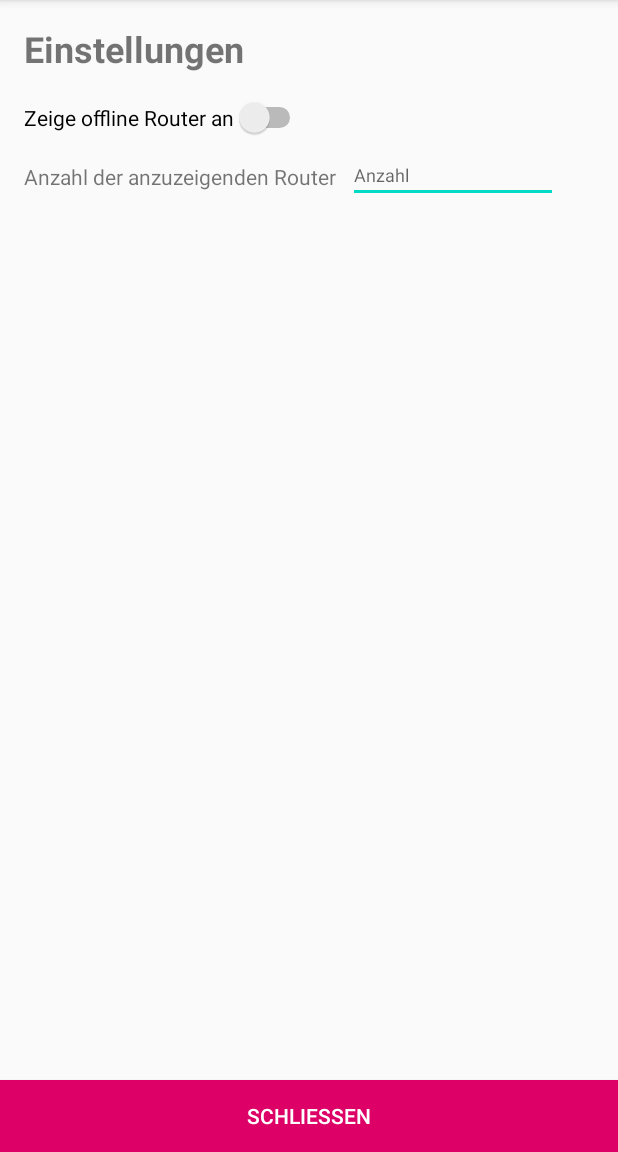
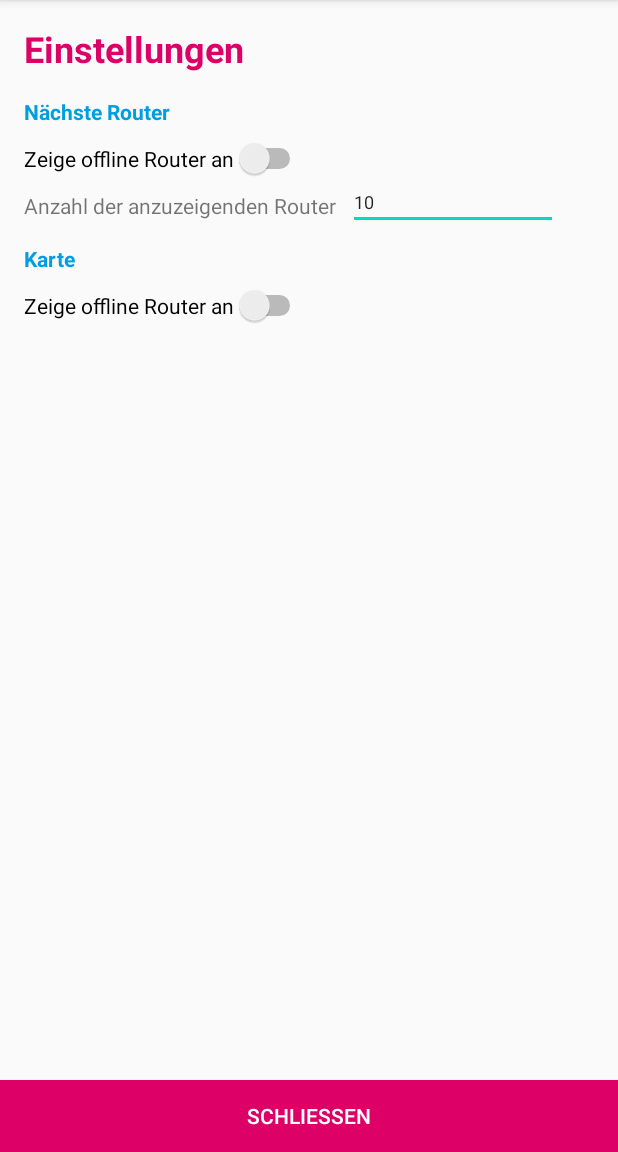
Before and after one commit to mcules/FreifunkFrankenApp, an Android app: the fragment NextApFragment placed in its activity, after a tap on "Einstellungen", on a phone screen of 412 x 824 dp, the part 84-1236 px from its top. Run offline under Robolectric (Android 15) with nearby library versions, the light colour scheme and no system bars.

Commit message:
Settings working

```diff
--- a/app/src/main/java/de/itstall/freifunkfranken/controller/NextApAdapter.java
+++ b/app/src/main/java/de/itstall/freifunkfranken/controller/NextApAdapter.java
@@ -20,23 +20,7 @@ public class NextApAdapter extends RecyclerView.Adapter<NextApAdapter.ViewHolder
     private List<AccessPoint> accessPointList;
 
     public NextApAdapter(List<AccessPoint> aps) {
-        this.accessPointList = sortApList(aps);
-    }
-
-    private List<AccessPoint> sortApList(List<AccessPoint> apList) {
-        for (AccessPoint ap : apList) {
-            //float distance = NextApFragment.myLocationListener.myLocation.distanceTo(ap.getLocation()) / 1000;
-            //ap.setDistance((int) distance / 1000);
-        }
-
-        Collections.sort(apList, new Comparator<AccessPoint>() {
-            @Override
-            public int compare(AccessPoint o1, AccessPoint o2) {
-                return Integer.compare(o1.getDistance(), o2.getDistance());
-            }
-        });
-
-        return apList;
+        this.accessPointList = aps;
     }
 
     @NonNull
--- a/app/src/main/java/de/itstall/freifunkfranken/model/RequestAps.java
+++ b/app/src/main/java/de/itstall/freifunkfranken/model/RequestAps.java
@@ -11,6 +11,8 @@ import java.io.BufferedReader;
 import java.io.File;
 import java.io.FileReader;
 import java.util.ArrayList;
+import java.util.Collections;
+import java.util.Comparator;
 import java.util.List;
 import java.util.Objects;
 
@@ -55,7 +57,26 @@ public class RequestAps {
         }
     }
 
-    public List<AccessPoint> getAccessPointList() {
-        return accessPointList;
+    public List<AccessPoint> getSortedList(boolean showOffline) {
+        List<AccessPoint> newList = new ArrayList<>();
+
+        for (AccessPoint ap : accessPointList) {
+            if(showOffline) {
+                //float distance = NextApFragment.myLocationListener.myLocation.distanceTo(ap.getLocation()) / 1000;
+                //ap.setDistance((int) distance / 1000);
+                newList.add(ap);
+            } else {
+                if(ap.isOnline()) newList.add(ap);
+            }
+        }
+
+        Collections.sort(newList, new Comparator<AccessPoint>() {
+            @Override
+            public int compare(AccessPoint o1, AccessPoint o2) {
+                return Integer.compare(o1.getDistance(), o2.getDistance());
+            }
+        });
+
+        return newList;
     }
 }
--- a/app/src/main/java/de/itstall/freifunkfranken/view/MapsFragment.java
+++ b/app/src/main/java/de/itstall/freifunkfranken/view/MapsFragment.java
@@ -1,5 +1,6 @@
 package de.itstall.freifunkfranken.view;
 
+import android.content.SharedPreferences;
 import android.os.Bundle;
 import android.view.LayoutInflater;
 import android.view.View;
@@ -27,9 +28,9 @@ import de.itstall.freifunkfranken.model.RequestAps;
 
 public class MapsFragment extends Fragment implements OnMapReadyCallback {
     private static final String TAG = MapsFragment.class.getSimpleName();
-    static MyLocationListener myLocationListener;
     private GoogleMap mMap;
     private View rootView;
+    private SharedPreferences sharedPreferences;
 
     @Override
     public void onCreate(Bundle savedInstanceState) {
@@ -40,11 +41,11 @@ public class MapsFragment extends Fragment implements OnMapReadyCallback {
     public View onCreateView(LayoutInflater inflater, ViewGroup container, Bundle savedInstanceState) {
         rootView = inflater.inflate(R.layout.maps_fragment, container, false);
 
-        //myLocationListener = new MyLocationListener(rootView);
-        //myLocationListener.getLocation();
 
         SupportMapFragment mapFragment = (SupportMapFragment) getChildFragmentManager().findFragmentById(R.id.mapFragment);
         if (mapFragment != null) mapFragment.getMapAsync(this);
+
+        sharedPreferences = rootView.getContext().getSharedPreferences("FreifunkFrankenApp", 0);
 
         return rootView;
     }
@@ -53,14 +54,10 @@ public class MapsFragment extends Fragment implements OnMapReadyCallback {
     public void onMapReady(GoogleMap googleMap) {
         mMap = googleMap;
 
-        // Turn on the My Location layer and the related control on the map.
         updateLocationUI();
-
-        // Get the current location of the device and set the position of the map.
         getDeviceLocation();
 
         LatLng schonungen = new LatLng(50.0544, 10.3128);
-        mMap.addMarker(new MarkerOptions().position(schonungen).title("Marker in Schonungen"));
         mMap.moveCamera(CameraUpdateFactory.newLatLngZoom(schonungen, 10));
         mMap.setOnCameraIdleListener(new GoogleMap.OnCameraIdleListener() {
             @Override
@@ -73,13 +70,14 @@ public class MapsFragment extends Fragment implements OnMapReadyCallback {
     }
 
     private void showApsOnMap() {
-        List<AccessPoint> accessPointList = new RequestAps(Objects.requireNonNull(this.getContext())).getAccessPointList();
+        List<AccessPoint> accessPointList = new RequestAps(Objects.requireNonNull(this.getContext())).getSortedList(sharedPreferences.getBoolean("MapOfflineRouter", false));
+
         for(int i = 0; i < accessPointList.size(); i++) {
-            if(accessPointList.get(i).isOnline()) {
-                LatLng ap = new LatLng(accessPointList.get(i).getLat(), accessPointList.get(i).getLon());
-                MarkerOptions markerOptions = new MarkerOptions().position(ap).title(accessPointList.get(i).getName());
-                mMap.addMarker(markerOptions);
-            }
+            LatLng ap = new LatLng(accessPointList.get(i).getLat(), accessPointList.get(i).getLon());
+            MarkerOptions markerOptions = new MarkerOptions().position(ap).title(accessPointList.get(i).getName());
+            if(accessPointList.get(i).isOnline()) markerOptions.icon(BitmapDescriptorFactory.defaultMarker(BitmapDescriptorFactory.HUE_GREEN));
+            else markerOptions.icon(BitmapDescriptorFactory.defaultMarker(BitmapDescriptorFactory.HUE_RED));
+            mMap.addMarker(markerOptions);
         }
     }
 
--- a/app/src/main/java/de/itstall/freifunkfranken/view/NextApFragment.java
+++ b/app/src/main/java/de/itstall/freifunkfranken/view/NextApFragment.java
@@ -1,5 +1,6 @@
 package de.itstall.freifunkfranken.view;
 
+import android.content.SharedPreferences;
 import android.os.Bundle;
 import android.view.LayoutInflater;
 import android.view.View;
@@ -24,7 +25,7 @@ public class NextApFragment extends Fragment {
     private RecyclerView rvAps;
     private View rootView;
     private TextView tvTemp;
-    //public MyLocationListener myLocationListener;
+    private SharedPreferences sharedPreferences;
 
     @Override
     public void onCreate(Bundle savedInstanceState) {
@@ -35,13 +36,14 @@ public class NextApFragment extends Fragment {
     public View onCreateView(LayoutInflater inflater, ViewGroup container, Bundle savedInstanceState) {
         rootView = inflater.inflate(R.layout.nextap_fragment, container, false);
 
-        //myLocationListener = new MyLocationListener(rootView);
+        sharedPreferences = rootView.getContext().getSharedPreferences("FreifunkFrankenApp", 0);
+
 
         rvAps = rootView.findViewById(R.id.rvAps);
         rvAps.setLayoutManager(new LinearLayoutManager(getActivity()));
         tvTemp = rootView.findViewById(R.id.tvTemp);
 
-        List<AccessPoint> accessPointList = new RequestAps(Objects.requireNonNull(this.getContext())).getAccessPointList();
+        List<AccessPoint> accessPointList = new RequestAps(Objects.requireNonNull(this.getContext())).getSortedList(sharedPreferences.getBoolean("OfflineRouter", false));
         showApList(accessPointList);
 
         return rootView;
--- a/app/src/main/java/de/itstall/freifunkfranken/view/SettingsActivity.java
+++ b/app/src/main/java/de/itstall/freifunkfranken/view/SettingsActivity.java
@@ -1,25 +1,51 @@
 package de.itstall.freifunkfranken.view;
 
+import android.content.SharedPreferences;
+import android.content.SharedPreferences.Editor;
 import android.os.Bundle;
 import android.view.View;
 import android.widget.Button;
+import android.widget.EditText;
+import android.widget.Switch;
 
 import androidx.appcompat.app.AppCompatActivity;
 
 import de.itstall.freifunkfranken.R;
 
 public class SettingsActivity extends AppCompatActivity {
+    SharedPreferences sharedPreferences;
+    Switch settingsSwOfflineRouter, settingsSwMapOfflineRouter;
+    EditText settingsTxtRouterCount;
+    Button settingsBtnClose;
+
     @Override
     protected void onCreate(Bundle savedInstanceState) {
         super.onCreate(savedInstanceState);
         setContentView(R.layout.activity_settings);
 
-        Button settingsBtnClose = (Button) findViewById(R.id.SettingsBtnClose);
+        sharedPreferences = getApplicationContext().getSharedPreferences("FreifunkFrankenApp", 0);
+        settingsSwOfflineRouter = (Switch) findViewById(R.id.settingsSwOfflineRouter);
+        settingsSwMapOfflineRouter = (Switch) findViewById(R.id.settingsSwMapOfflineRouter);
+        settingsTxtRouterCount = (EditText) findViewById(R.id.settingsTxtRouterCount);
+
+        settingsTxtRouterCount.setText(String.valueOf(sharedPreferences.getInt("RouterCount", 10)));
+        settingsBtnClose = (Button) findViewById(R.id.SettingsBtnClose);
+        settingsSwOfflineRouter.setChecked(sharedPreferences.getBoolean("OfflineRouter", false));
+        settingsSwMapOfflineRouter.setChecked(sharedPreferences.getBoolean("MapOfflineRouter", false));
         settingsBtnClose.setOnClickListener(new View.OnClickListener() {
             @Override
             public void onClick(View v) {
+                saveSettings();
                 finish();
             }
         });
     }
+
+    public void saveSettings() {
+        Editor editor = sharedPreferences.edit();
+        editor.putBoolean("OfflineRouter", settingsSwOfflineRouter.isChecked());
+        editor.putBoolean("MapOfflineRouter", settingsSwMapOfflineRouter.isChecked());
+        editor.putInt("RouterCount", Integer.parseInt(settingsTxtRouterCount.getText().toString()));
+        editor.apply();
+    }
 }
--- a/app/src/main/res/layout/activity_settings.xml
+++ b/app/src/main/res/layout/activity_settings.xml
@@ -13,33 +13,68 @@
         android:layout_marginStart="16dp"
         android:layout_marginTop="16dp"
         android:text="@string/menuItemSettings"
+        android:textColor="@color/freifunk_magenta"
         android:textSize="24sp"
         android:textStyle="bold"
         app:layout_constraintStart_toStartOf="parent"
         app:layout_constraintTop_toTopOf="parent" />
 
     <TextView
+        android:id="@+id/textView7"
+        android:layout_width="wrap_content"
+        android:layout_height="wrap_content"
+        android:layout_marginStart="16dp"
+        android:layout_marginTop="16dp"
+        android:text="@string/settingsTvNextRouter"
+        android:textColor="@color/freifunk_blau"
+        android:textStyle="bold"
+        app:layout_constraintStart_toStartOf="parent"
+        app:layout_constraintTop_toBottomOf="@+id/textView6" />
+
+    <Switch
+        android:id="@+id/settingsSwOfflineRouter"
+        android:layout_width="wrap_content"
+        android:layout_height="wrap_content"
+        android:layout_marginStart="16dp"
+        android:layout_marginTop="8dp"
+        android:text="@string/settingsTvOfflineRouter"
+        app:layout_constraintStart_toStartOf="parent"
+        app:layout_constraintTop_toBottomOf="@+id/textView7" />
+
+    <TextView
         android:id="@+id/textView8"
         android:layout_width="wrap_content"
         android:layout_height="wrap_content"
         android:layout_marginStart="16dp"
-        android:layout_marginTop="16dp"
+        android:layout_marginTop="8dp"
         android:text="@string/settingsTvRouterCount"
         app:layout_constraintStart_toStartOf="parent"
-        app:layout_constraintTop_toBottomOf="@+id/switch1" />
+        app:layout_constraintTop_toBottomOf="@+id/settingsSwOfflineRouter" />
 
     <EditText
-        android:id="@+id/editText"
+        android:id="@+id/settingsTxtRouterCount"
         android:layout_width="wrap_content"
         android:layout_height="wrap_content"
         android:layout_marginStart="8dp"
-        android:layout_marginTop="98dp"
+        android:layout_marginTop="116dp"
         android:ems="10"
         android:hint="@string/count"
-        android:inputType="textPersonName"
+        android:inputType="number"
         android:textSize="12sp"
         app:layout_constraintStart_toEndOf="@+id/textView8"
         app:layout_constraintTop_toTopOf="parent" />
+
+    <TextView
+        android:id="@+id/textView9"
+        android:layout_width="wrap_content"
+        android:layout_height="wrap_content"
+        android:layout_marginStart="16dp"
+        android:layout_marginTop="16dp"
+        android:text="@string/settingsTvMap"
+        android:textColor="@color/freifunk_blau"
+        android:textStyle="bold"
+        app:layout_constraintStart_toStartOf="parent"
+        app:layout_constraintTop_toBottomOf="@+id/textView8" />
 
     <Button
         android:id="@+id/SettingsBtnClose"
@@ -53,12 +88,12 @@
         app:layout_constraintStart_toStartOf="parent" />
 
     <Switch
-        android:id="@+id/switch1"
+        android:id="@+id/settingsSwMapOfflineRouter"
         android:layout_width="wrap_content"
         android:layout_height="wrap_content"
         android:layout_marginStart="16dp"
-        android:layout_marginTop="16dp"
-        android:text="@string/settingsTvOfflineRouter"
+        android:layout_marginTop="8dp"
+        android:text="@string/settingsSwMapOfflineRouter"
         app:layout_constraintStart_toStartOf="parent"
-        app:layout_constraintTop_toBottomOf="@+id/textView6" />
+        app:layout_constraintTop_toBottomOf="@+id/textView9" />
 </androidx.constraintlayout.widget.ConstraintLayout>
--- a/app/src/main/res/values/strings.xml
+++ b/app/src/main/res/values/strings.xml
@@ -25,4 +25,7 @@
     <string name="settingsTvOfflineRouter">Zeige offline Router an</string>
     <string name="settingsTvRouterCount">Anzahl der anzuzeigenden Router</string>
     <string name="count">Anzahl</string>
+    <string name="settingsTvNextRouter">Nächste Router</string>
+    <string name="settingsSwMapOfflineRouter">Zeige offline Router an</string>
+    <string name="settingsTvMap">Karte</string>
 </resources>
```
